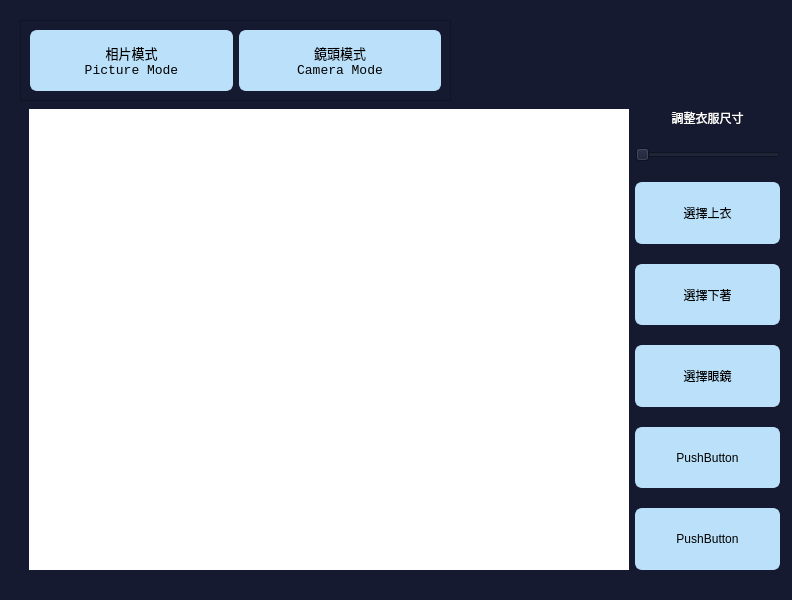
The window that fittingroom.ui (bkdra/DIP_project) describes before a commit, drawn with Qt 5.
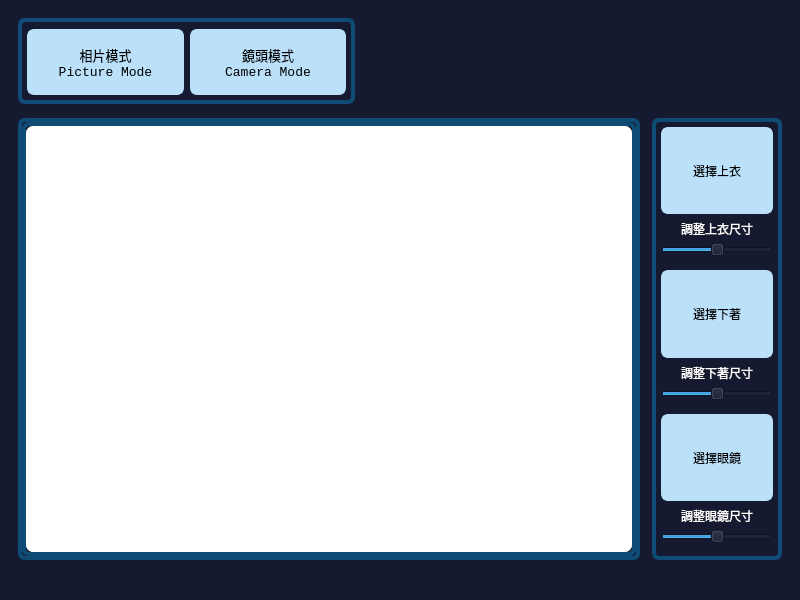
The same window after the commit.

Diff of the .ui file:
```diff
--- a/fittingroom.ui
+++ b/fittingroom.ui
@@ -6,7 +6,7 @@
    <rect>
     <x>0</x>
     <y>0</y>
-    <width>792</width>
+    <width>800</width>
     <height>600</height>
    </rect>
   </property>
@@ -17,28 +17,35 @@
    <string notr="true">background-color: rgb(22, 26, 48);</string>
   </property>
   <widget class="QWidget" name="centralwidget">
-   <widget class="QWidget" name="horizontalLayoutWidget">
-    <property name="geometry">
-     <rect>
-      <x>20</x>
-      <y>20</y>
-      <width>431</width>
-      <height>81</height>
-     </rect>
-    </property>
-    <layout class="QHBoxLayout" name="horizontalLayout" stretch="0">
-     <property name="spacing">
-      <number>23</number>
-     </property>
-     <item>
-      <widget class="QFrame" name="frame">
-       <property name="frameShape">
-        <enum>QFrame::StyledPanel</enum>
-       </property>
-       <property name="frameShadow">
-        <enum>QFrame::Raised</enum>
-       </property>
-       <layout class="QHBoxLayout" name="horizontalLayout_4">
+   <layout class="QVBoxLayout" name="verticalLayout">
+    <item>
+     <widget class="QWidget" name="widget" native="true">
+      <layout class="QVBoxLayout" name="verticalLayout_2">
+       <item>
+        <widget class="QWidget" name="widget_2" native="true">
+         <property name="sizePolicy">
+          <sizepolicy hsizetype="Fixed" vsizetype="Fixed">
+           <horstretch>0</horstretch>
+           <verstretch>0</verstretch>
+          </sizepolicy>
+         </property>
+         <property name="minimumSize">
+          <size>
+           <width>337</width>
+           <height>86</height>
+          </size>
+         </property>
+         <property name="styleSheet">
+          <string notr="true">border: 4px solid rgb(15, 76, 117);
+border-top-left-radius :7px;
+border-top-right-radius : 7px;                  
+border-bottom-left-radius : 7px;
+border-bottom-right-radius : 7px</string>
+         </property>
+         <layout class="QHBoxLayout" name="horizontalLayout">
+          <property name="topMargin">
+           <number>11</number>
+          </property>
         <item>
          <widget class="QPushButton" name="pictureModeBtn">
           <property name="sizePolicy">
@@ -71,6 +78,9 @@
            <string>相片模式
 Picture Mode</string>
           </property>
+            <property name="checkable">
+             <bool>true</bool>
+            </property>
          </widget>
         </item>
         <item>
@@ -105,81 +115,139 @@
            <string>鏡頭模式
 Camera Mode</string>
           </property>
+            <property name="checkable">
+             <bool>true</bool>
+            </property>
          </widget>
         </item>
        </layout>
       </widget>
      </item>
-    </layout>
-   </widget>
-   <widget class="QWidget" name="horizontalLayoutWidget_2">
+       <item>
+        <widget class="QWidget" name="widget_3" native="true">
+         <layout class="QHBoxLayout" name="horizontalLayout_2">
+          <property name="spacing">
+           <number>12</number>
+          </property>
+          <property name="leftMargin">
+           <number>0</number>
+          </property>
+          <property name="topMargin">
+           <number>8</number>
+          </property>
+          <property name="rightMargin">
+           <number>0</number>
+          </property>
+          <property name="bottomMargin">
+           <number>0</number>
+          </property>
+          <item>
+           <widget class="QScrollArea" name="imageArea">
+            <property name="styleSheet">
+             <string notr="true">border: 4px solid rgb(15, 76, 117);
+border-top-left-radius :7px;
+border-top-right-radius : 7px;                  
+border-bottom-left-radius : 7px;
+border-bottom-right-radius : 7px</string>
+            </property>
+            <property name="lineWidth">
+             <number>0</number>
+            </property>
+            <property name="widgetResizable">
+             <bool>true</bool>
+            </property>
+            <widget class="QWidget" name="scrollAreaWidgetContents">
     <property name="geometry">
      <rect>
-      <x>29</x>
-      <y>109</y>
-      <width>751</width>
-      <height>461</height>
-     </rect>
-    </property>
-    <layout class="QHBoxLayout" name="horizontalLayout_2" stretch="1,1">
-     <property name="sizeConstraint">
-      <enum>QLayout::SetDefaultConstraint</enum>
+               <x>0</x>
+               <y>0</y>
+               <width>606</width>
+               <height>423</height>
+              </rect>
+             </property>
+             <property name="styleSheet">
+              <string notr="true">border: 4px solid rgb(15, 76, 117);
+border-top-left-radius :7px;
+border-top-right-radius : 7px;                  
+border-bottom-left-radius : 7px;
+border-bottom-right-radius : 7px</string>
+             </property>
+             <layout class="QVBoxLayout" name="verticalLayout_4">
+              <property name="spacing">
+               <number>0</number>
+              </property>
+              <property name="leftMargin">
+               <number>4</number>
+              </property>
+              <property name="topMargin">
+               <number>4</number>
+              </property>
+              <property name="rightMargin">
+               <number>4</number>
+              </property>
+              <property name="bottomMargin">
+               <number>4</number>
      </property>
      <item>
-      <widget class="QLabel" name="label">
+               <widget class="QLabel" name="imageLabel">
        <property name="sizePolicy">
-        <sizepolicy hsizetype="Fixed" vsizetype="Preferred">
+                 <sizepolicy hsizetype="Preferred" vsizetype="Preferred">
          <horstretch>0</horstretch>
          <verstretch>0</verstretch>
         </sizepolicy>
        </property>
        <property name="minimumSize">
         <size>
-         <width>600</width>
+                  <width>0</width>
          <height>0</height>
         </size>
        </property>
        <property name="styleSheet">
-        <string notr="true">background-color: rgb(255, 255, 255);</string>
+                 <string notr="true">background-color: rgb(255, 255, 255);
+border: 0px;</string>
        </property>
        <property name="text">
         <string/>
        </property>
-      </widget>
-     </item>
-     <item>
-      <layout class="QVBoxLayout" name="verticalLayout_2" stretch="1,0,1,1,1,1,1">
-       <property name="spacing">
-        <number>20</number>
-       </property>
+                <property name="indent">
+                 <number>-1</number>
+                </property>
+               </widget>
+              </item>
+             </layout>
+            </widget>
+           </widget>
+          </item>
        <item>
-        <widget class="QLabel" name="label_2">
+           <widget class="QWidget" name="widget_4" native="true">
          <property name="sizePolicy">
-          <sizepolicy hsizetype="Preferred" vsizetype="Fixed">
+             <sizepolicy hsizetype="Maximum" vsizetype="Preferred">
            <horstretch>0</horstretch>
            <verstretch>0</verstretch>
           </sizepolicy>
          </property>
+            <property name="minimumSize">
+             <size>
+              <width>130</width>
+              <height>0</height>
+             </size>
+            </property>
+            <property name="maximumSize">
+             <size>
+              <width>300</width>
+              <height>16777215</height>
+             </size>
+            </property>
          <property name="styleSheet">
-          <string notr="true">color: rgb(255, 255, 255);</string>
-         </property>
-         <property name="text">
-          <string>調整衣服尺寸</string>
-         </property>
-         <property name="alignment">
-          <set>Qt::AlignCenter</set>
-         </property>
-        </widget>
-       </item>
+             <string notr="true">border: 4px solid rgb(15, 76, 117);
+border-top-left-radius :7px;
+border-top-right-radius : 7px;                  
+border-bottom-left-radius : 7px;
+border-bottom-right-radius : 7px</string>
+            </property>
+            <layout class="QVBoxLayout" name="verticalLayout_3">
        <item>
-        <widget class="QSlider" name="horizontalSlider">
-         <property name="orientation">
-          <enum>Qt::Horizontal</enum>
-         </property>
-        </widget>
-       </item>
-       <item>
-        <widget class="QPushButton" name="pushButton_4">
+              <widget class="QPushButton" name="selectClothbtn">
          <property name="sizePolicy">
           <sizepolicy hsizetype="Minimum" vsizetype="Preferred">
            <horstretch>0</horstretch>
@@ -203,7 +271,56 @@
         </widget>
        </item>
        <item>
-        <widget class="QPushButton" name="pushButton_7">
+              <widget class="QLabel" name="label_2">
+               <property name="sizePolicy">
+                <sizepolicy hsizetype="Preferred" vsizetype="Fixed">
+                 <horstretch>0</horstretch>
+                 <verstretch>0</verstretch>
+                </sizepolicy>
+               </property>
+               <property name="styleSheet">
+                <string notr="true">color: rgb(255, 255, 255);
+border: 0px;</string>
+               </property>
+               <property name="text">
+                <string>調整上衣尺寸</string>
+               </property>
+               <property name="alignment">
+                <set>Qt::AlignCenter</set>
+               </property>
+              </widget>
+             </item>
+             <item>
+              <widget class="QSlider" name="clothSizeSlider">
+               <property name="styleSheet">
+                <string notr="true">color: rgb(255, 255, 255);
+border: 0px;</string>
+               </property>
+               <property name="maximum">
+                <number>200</number>
+               </property>
+               <property name="singleStep">
+                <number>1</number>
+               </property>
+               <property name="value">
+                <number>100</number>
+               </property>
+               <property name="sliderPosition">
+                <number>100</number>
+               </property>
+               <property name="orientation">
+                <enum>Qt::Horizontal</enum>
+               </property>
+               <property name="tickPosition">
+                <enum>QSlider::TicksBelow</enum>
+               </property>
+               <property name="tickInterval">
+                <number>10</number>
+               </property>
+              </widget>
+             </item>
+             <item>
+              <widget class="QPushButton" name="selectPantsbtn">
          <property name="sizePolicy">
           <sizepolicy hsizetype="Minimum" vsizetype="Preferred">
            <horstretch>0</horstretch>
@@ -227,7 +344,50 @@
         </widget>
        </item>
        <item>
-        <widget class="QPushButton" name="pushButton_6">
+              <widget class="QLabel" name="label">
+               <property name="sizePolicy">
+                <sizepolicy hsizetype="Preferred" vsizetype="Fixed">
+                 <horstretch>0</horstretch>
+                 <verstretch>0</verstretch>
+                </sizepolicy>
+               </property>
+               <property name="styleSheet">
+                <string notr="true">color: rgb(255, 255, 255);
+border: 0px;</string>
+               </property>
+               <property name="text">
+                <string>調整下著尺寸</string>
+               </property>
+               <property name="alignment">
+                <set>Qt::AlignCenter</set>
+               </property>
+              </widget>
+             </item>
+             <item>
+              <widget class="QSlider" name="pantSizeSlider">
+               <property name="styleSheet">
+                <string notr="true">color: rgb(255, 255, 255);
+border: 0px;</string>
+               </property>
+               <property name="maximum">
+                <number>200</number>
+               </property>
+               <property name="value">
+                <number>100</number>
+               </property>
+               <property name="orientation">
+                <enum>Qt::Horizontal</enum>
+               </property>
+               <property name="tickPosition">
+                <enum>QSlider::TicksBelow</enum>
+               </property>
+               <property name="tickInterval">
+                <number>10</number>
+               </property>
+              </widget>
+             </item>
+             <item>
+              <widget class="QPushButton" name="selectSunglassesbtn">
          <property name="sizePolicy">
           <sizepolicy hsizetype="Minimum" vsizetype="Preferred">
            <horstretch>0</horstretch>
@@ -251,57 +411,61 @@
         </widget>
        </item>
        <item>
-        <widget class="QPushButton" name="pushButton_8">
+              <widget class="QLabel" name="label_3">
          <property name="sizePolicy">
-          <sizepolicy hsizetype="Minimum" vsizetype="Preferred">
+                <sizepolicy hsizetype="Preferred" vsizetype="Fixed">
            <horstretch>0</horstretch>
            <verstretch>0</verstretch>
           </sizepolicy>
          </property>
          <property name="styleSheet">
-          <string notr="true">color: rgb(0, 0, 0);
-font: 75 10pt &quot;Consolas&quot;;
-border-color: rgb(187, 225, 250);
-border: 2px solid rgb(187, 225, 250);
-border-top-left-radius :7px;
-background-color: rgb(187, 225, 250);
-border-top-right-radius : 7px;                  
-border-bottom-left-radius : 7px;
-border-bottom-right-radius : 7px</string>
+                <string notr="true">color: rgb(255, 255, 255);
+border: 0px;</string>
          </property>
          <property name="text">
-          <string>PushButton</string>
+                <string>調整眼鏡尺寸</string>
+               </property>
+               <property name="alignment">
+                <set>Qt::AlignCenter</set>
          </property>
         </widget>
        </item>
        <item>
-        <widget class="QPushButton" name="pushButton_3">
-         <property name="sizePolicy">
-          <sizepolicy hsizetype="Minimum" vsizetype="Preferred">
-           <horstretch>0</horstretch>
-           <verstretch>0</verstretch>
-          </sizepolicy>
-         </property>
+              <widget class="QSlider" name="horizontalSlider_3">
          <property name="styleSheet">
-          <string notr="true">color: rgb(0, 0, 0);
-font: 75 10pt &quot;Consolas&quot;;
-border-color: rgb(187, 225, 250);
-border: 2px solid rgb(187, 225, 250);
-border-top-left-radius :7px;
-background-color: rgb(187, 225, 250);
-border-top-right-radius : 7px;                  
-border-bottom-left-radius : 7px;
-border-bottom-right-radius : 7px</string>
-         </property>
-         <property name="text">
-          <string>PushButton</string>
-         </property>
+                <string notr="true">color: rgb(255, 255, 255);
+border: 0px;</string>
+               </property>
+               <property name="maximum">
+                <number>200</number>
+               </property>
+               <property name="pageStep">
+                <number>10</number>
+               </property>
+               <property name="value">
+                <number>100</number>
+               </property>
+               <property name="orientation">
+                <enum>Qt::Horizontal</enum>
+               </property>
+               <property name="tickPosition">
+                <enum>QSlider::TicksBelow</enum>
+               </property>
+               <property name="tickInterval">
+                <number>10</number>
+               </property>
         </widget>
        </item>
       </layout>
+           </widget>
      </item>
     </layout>
    </widget>
+       </item>
+      </layout>
+     </widget>
+    </item>
+   </layout>
   </widget>
   <widget class="QStatusBar" name="statusbar"/>
  </widget>
```
Left out of the diff: 6 changed lines with no effect on the pictures. Lines whose indentation alone changed are shown as unchanged.
